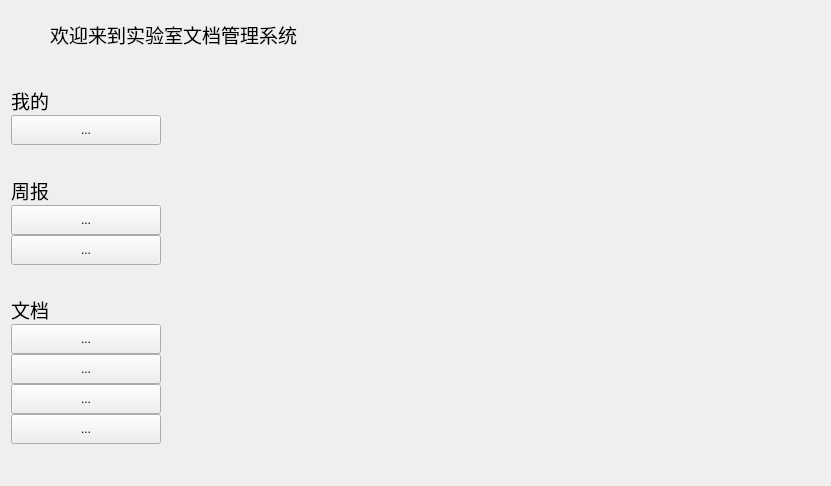
First picture: the form in FileManagement/FileManagement.ui, repository hhyvs111/FileManagement, before the edit.
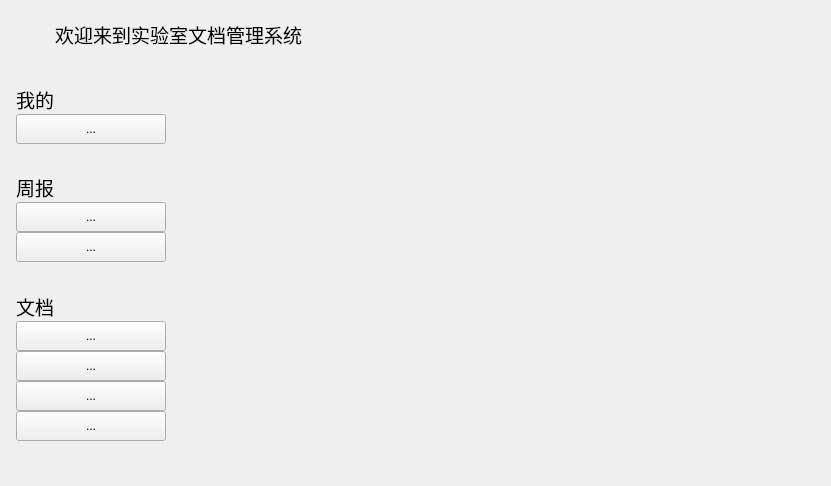
Second picture: the form after the edit.

The edit to the form file:
```diff
--- a/FileManagement/FileManagement.ui
+++ b/FileManagement/FileManagement.ui
@@ -15,16 +15,16 @@
   </property>
   <layout class="QVBoxLayout" name="verticalLayout">
    <property name="leftMargin">
-    <number>10</number>
+    <number>15</number>
    </property>
    <property name="topMargin">
     <number>20</number>
    </property>
    <property name="rightMargin">
-    <number>10</number>
+    <number>15</number>
    </property>
    <property name="bottomMargin">
-    <number>10</number>
+    <number>15</number>
    </property>
    <item>
     <layout class="QHBoxLayout" name="TitleLayout">
```
